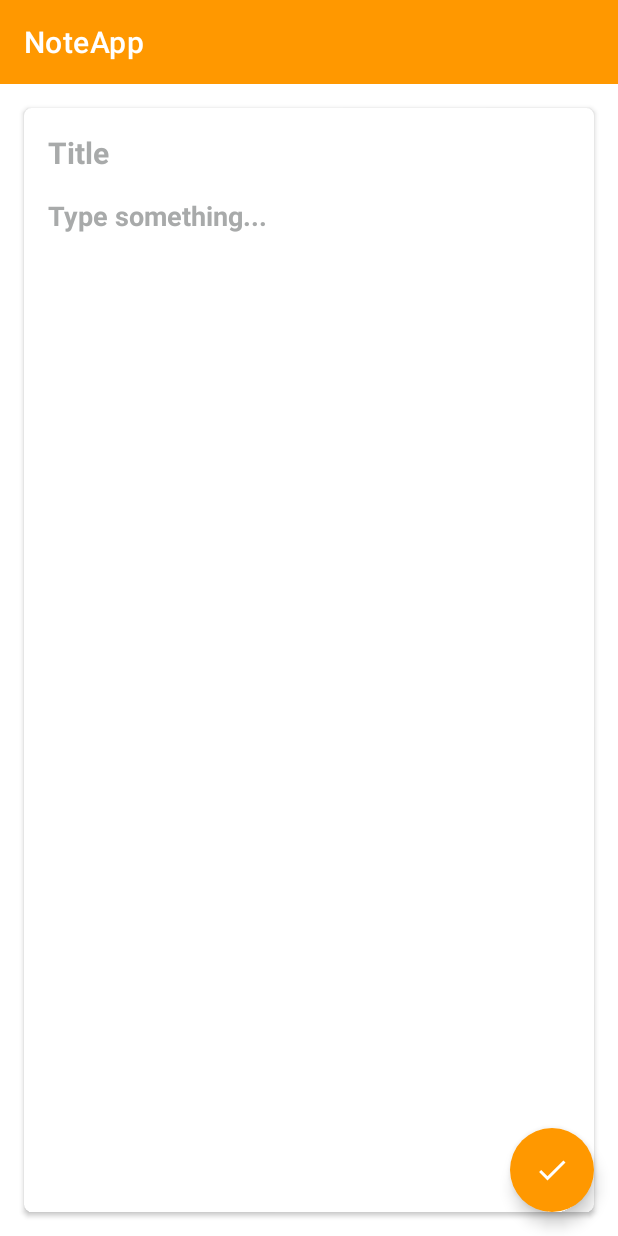
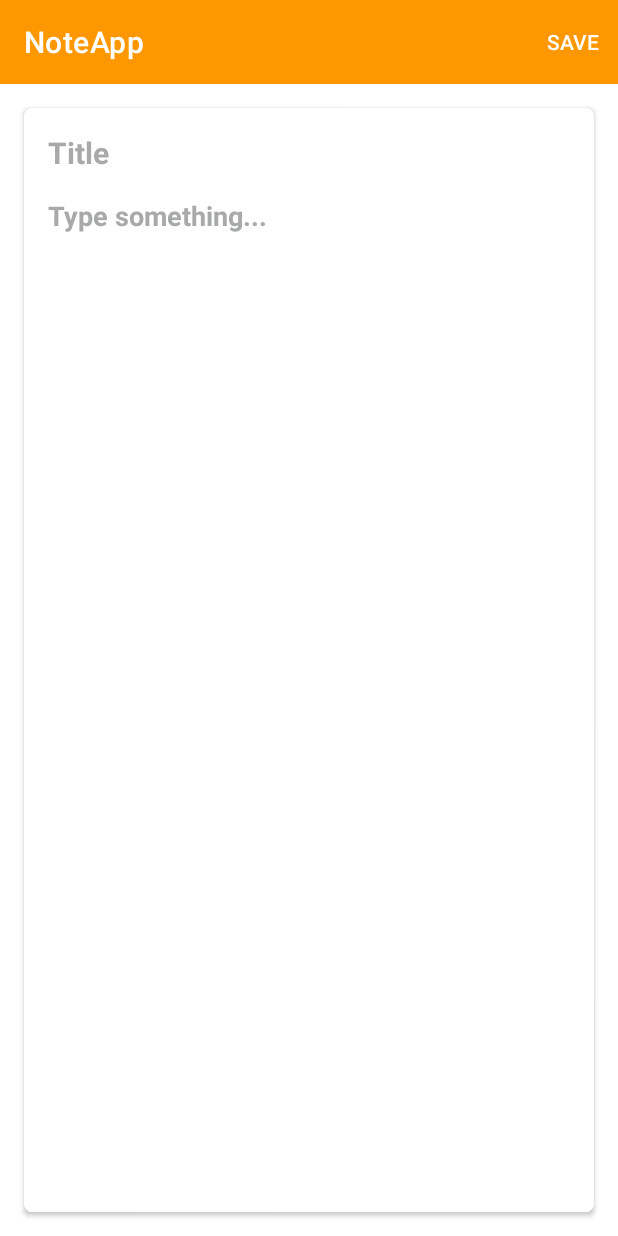
Before and after one commit to ivanvolkoff/NoteApp, an Android app: the screen it shows after launch (MainActivity), after a tap on an icon or button, on a phone screen of 412 x 824 dp. Run offline under Robolectric (Android 15) with nearby library versions, the phone set to English and light mode, and no system bars; our stand-ins replace Room's generated code.

Commit message:
final: -edit note -delete note -search note

```diff
--- a/src/main/AndroidManifest.xml
+++ b/src/main/AndroidManifest.xml
@@ -4,7 +4,7 @@
 
     <application
         android:allowBackup="true"
-        android:icon="@mipmap/ic_launcher"
+        android:icon="@drawable/logo"
         android:label="@string/app_name"
         android:roundIcon="@mipmap/ic_launcher_round"
         android:supportsRtl="true"
--- a/src/main/java/com/example/noteapp/MainActivity.kt
+++ b/src/main/java/com/example/noteapp/MainActivity.kt
@@ -1,12 +1,19 @@
 package com.example.noteapp
 
+import android.os.Bundle
 import androidx.appcompat.app.AppCompatActivity
-import android.os.Bundle
+import androidx.lifecycle.ViewModelProvider
 import com.example.noteapp.databinding.ActivityMainBinding
+import com.example.noteapp.db.NoteDatabase
+import com.example.noteapp.repository.NoteRepository
+import com.example.noteapp.viewmodel.NoteViewModel
+import com.example.noteapp.viewmodel.NoteViewModelProviderFactory
 
 class MainActivity : AppCompatActivity() {
 
     private lateinit var binding: ActivityMainBinding
+
+    lateinit var noteViewModel: NoteViewModel
 
 
     override fun onCreate(savedInstanceState: Bundle?) {
@@ -15,6 +22,15 @@ class MainActivity : AppCompatActivity() {
         setContentView(binding.root)
         setSupportActionBar(binding.toolbar)
 
+        setUpViewModel()
+
 
     }
+
+    private fun setUpViewModel() {
+        val noteRepository = NoteRepository(NoteDatabase(this))
+        val viewModelProviderFactory = NoteViewModelProviderFactory(application, noteRepository)
+        noteViewModel =
+            ViewModelProvider(this, viewModelProviderFactory).get(NoteViewModel::class.java)
+    }
 }
--- /dev/null
+++ b/src/main/java/com/example/noteapp/db/NoteDao.kt
@@ -0,0 +1,24 @@
+package com.example.noteapp.db
+
+import androidx.lifecycle.LiveData
+import androidx.room.*
+import com.example.noteapp.model.Note
+
+@Dao
+interface NoteDao {
+    @Insert(onConflict = OnConflictStrategy.REPLACE)
+    suspend fun insertNote(note: Note)
+
+    @Update
+    suspend fun updateNote(note: Note)
+
+    @Delete
+    suspend fun deleteNote(note: Note)
+
+    @Query("SELECT * FROM NOTES ORDER BY id DESC")
+    fun getAllNotes(): LiveData<List<Note>>
+
+    @Query("SELECT * FROM NOTES WHERE noteTitle LIKE :query OR noteBody LIKE:query")
+    fun searchNote(query: String?): LiveData<List<Note>>
+
+}
--- /dev/null
+++ b/src/main/java/com/example/noteapp/db/NoteDatabase.kt
@@ -0,0 +1,33 @@
+package com.example.noteapp.db
+
+import android.content.Context
+import androidx.room.Database
+import androidx.room.Room
+import androidx.room.RoomDatabase
+import com.example.noteapp.model.Note
+
+@Database(entities = [Note::class],version = 1)
+abstract class NoteDatabase:RoomDatabase (){
+
+    abstract fun getNoteDao():NoteDao
+
+    companion object{
+
+        @Volatile
+        private var instance: NoteDatabase? = null
+        private val LOCK = Any()
+
+        operator fun  invoke(context: Context) = instance?: synchronized(LOCK){
+            instance?:
+            createDatabase(context).also {
+                instance = it
+            }
+        }
+
+        private fun createDatabase(context: Context) = Room.databaseBuilder(
+            context.applicationContext,
+           NoteDatabase::class.java,
+            "note_db"
+        ).build()
+    }
+}
--- a/src/main/java/com/example/noteapp/fragments/HomeFragment.kt
+++ b/src/main/java/com/example/noteapp/fragments/HomeFragment.kt
@@ -2,16 +2,26 @@ package com.example.noteapp.fragments
 
 import android.os.Bundle
 import android.view.*
+import androidx.appcompat.widget.SearchView
+
 import androidx.fragment.app.Fragment
 import androidx.navigation.findNavController
+import androidx.recyclerview.widget.StaggeredGridLayoutManager
+import com.example.noteapp.MainActivity
 import com.example.noteapp.R
+import com.example.noteapp.adapter.NoteAdapter
 import com.example.noteapp.databinding.FragmentHomeBinding
+import com.example.noteapp.model.Note
+import com.example.noteapp.viewmodel.NoteViewModel
 
 
-class HomeFragment : Fragment(R.layout.fragment_home) {
+class HomeFragment : Fragment(R.layout.fragment_home), SearchView.OnQueryTextListener {
 
     private var _binding: FragmentHomeBinding? = null
     private val binding get() = _binding!!
+
+    private lateinit var noteViewModel: NoteViewModel
+    private lateinit var noteAdapter: NoteAdapter
 
 
     override fun onCreate(savedInstanceState: Bundle?) {
@@ -23,8 +33,11 @@ class HomeFragment : Fragment(R.layout.fragment_home) {
 
     override fun onCreateOptionsMenu(menu: Menu, inflater: MenuInflater) {
         super.onCreateOptionsMenu(menu, inflater)
-        inflater.inflate(R.menu.home_menu,menu)
+        inflater.inflate(R.menu.home_menu, menu)
+        val mMenuSearch = menu.findItem(R.id.menu_search).actionView as SearchView
+        mMenuSearch.setOnQueryTextListener(this)
     }
+
     override fun onCreateView(
         inflater: LayoutInflater, container: ViewGroup?,
         savedInstanceState: Bundle?
@@ -41,10 +54,49 @@ class HomeFragment : Fragment(R.layout.fragment_home) {
 
     override fun onViewCreated(view: View, savedInstanceState: Bundle?) {
         super.onViewCreated(view, savedInstanceState)
-        binding.fabNewNote.setOnClickListener{
-            mView ->
+        noteViewModel = (activity as MainActivity).noteViewModel
+
+        setUpRecyclerView()
+        binding.fabNewNote.setOnClickListener { mView ->
             mView.findNavController().navigate(R.id.action_homeFragment_to_newNoteFragment)
         }
+    }
+
+    private fun setUpRecyclerView() {
+        noteAdapter = NoteAdapter()
+
+        binding.recyclerView.apply {
+            layoutManager = StaggeredGridLayoutManager(
+                2,
+                StaggeredGridLayoutManager.VERTICAL
+            )
+
+            setHasFixedSize(true)
+            adapter = noteAdapter
+
+        }
+
+        activity?.let {
+            noteViewModel.getAllNote().observe(viewLifecycleOwner, { note ->
+                noteAdapter.differ.submitList(note)
+
+                updateUI(note)
+            })
+
+        }
+
+    }
+
+    private fun updateUI(note: List<Note>) {
+        if (note.isNotEmpty()) {
+            binding.recyclerView.visibility = View.VISIBLE
+            binding.tvNoNotes.visibility = View.GONE
+        } else {
+            binding.recyclerView.visibility = View.GONE
+            binding.tvNoNotes.visibility = View.VISIBLE
+        }
+
+
     }
 
     override fun onDestroy() {
@@ -52,5 +104,31 @@ class HomeFragment : Fragment(R.layout.fragment_home) {
         _binding = null
     }
 
+    private fun searchNotes(query: String) {
+        val searchQuery = "%$query%"
+        noteViewModel.searchNote(searchQuery).observe(this, { list ->
+
+            noteAdapter.differ.submitList(list)
+        })
+    }
+
+    override fun onQueryTextSubmit(query: String?): Boolean {
+        if(query!= null){
+            searchNotes(query)
+        }
+
+        return true
+
+    }
+
+    override fun onQueryTextChange(newText: String?): Boolean {
+        if(newText!= null){
+            searchNotes(newText)
+        }
+
+        return true
+
+    }
+
 
 }
--- a/src/main/java/com/example/noteapp/fragments/NewNoteFragment.kt
+++ b/src/main/java/com/example/noteapp/fragments/NewNoteFragment.kt
@@ -1,60 +1,90 @@
 package com.example.noteapp.fragments
 
 import android.os.Bundle
+import android.view.*
 import androidx.fragment.app.Fragment
-import android.view.LayoutInflater
-import android.view.View
-import android.view.ViewGroup
+import androidx.navigation.findNavController
+import com.example.noteapp.MainActivity
 import com.example.noteapp.R
+import com.example.noteapp.databinding.FragmentNewNoteBinding
+import com.example.noteapp.model.Note
+import com.example.noteapp.toast
+import com.example.noteapp.viewmodel.NoteViewModel
+import com.google.android.material.snackbar.Snackbar
 
-// TODO: Rename parameter arguments, choose names that match
-// the fragment initialization parameters, e.g. ARG_ITEM_NUMBER
-private const val ARG_PARAM1 = "param1"
-private const val ARG_PARAM2 = "param2"
+class NewNoteFragment : Fragment(R.layout.fragment_new_note) {
 
-/**
- * A simple [Fragment] subclass.
- * Use the [NewNoteFragment.newInstance] factory method to
- * create an instance of this fragment.
- */
-class NewNoteFragment : Fragment() {
-    // TODO: Rename and change types of parameters
-    private var param1: String? = null
-    private var param2: String? = null
+    private var _binding: FragmentNewNoteBinding? = null
+    private val binding get() = _binding!!
+
+    private lateinit var noteViewModel : NoteViewModel
+    private lateinit var mView: View
+
 
     override fun onCreate(savedInstanceState: Bundle?) {
         super.onCreate(savedInstanceState)
-        arguments?.let {
-            param1 = it.getString(ARG_PARAM1)
-            param2 = it.getString(ARG_PARAM2)
-        }
+        setHasOptionsMenu(true)
+
     }
+
+
 
     override fun onCreateView(
         inflater: LayoutInflater, container: ViewGroup?,
         savedInstanceState: Bundle?
     ): View? {
+
+
+        _binding = FragmentNewNoteBinding.inflate(inflater,container,false)
         // Inflate the layout for this fragment
-        return inflater.inflate(R.layout.fragment_new_note, container, false)
+        return binding.root
     }
 
-    companion object {
-        /**
-         * Use this factory method to create a new instance of
-         * this fragment using the provided parameters.
-         *
-         * @param param1 Parameter 1.
-         * @param param2 Parameter 2.
-         * @return A new instance of fragment NewNoteFragment.
-         */
-        // TODO: Rename and change types and number of parameters
-        @JvmStatic
-        fun newInstance(param1: String, param2: String) =
-            NewNoteFragment().apply {
-                arguments = Bundle().apply {
-                    putString(ARG_PARAM1, param1)
-                    putString(ARG_PARAM2, param2)
-                }
+    override fun onDestroy() {
+        super.onDestroy()
+        _binding = null
+    }
+
+    override fun onViewCreated(view: View, savedInstanceState: Bundle?) {
+        super.onViewCreated(view, savedInstanceState)
+
+        noteViewModel = (activity as MainActivity).noteViewModel
+
+        mView = view
+    }
+
+    private fun saveNote(view: View){
+        val noteTitle = binding.etNoteTitle.text.toString().trim()
+        val noteBody = binding.etNoteBody.text.toString().trim()
+
+        if(noteTitle.isNotEmpty()){
+            val note = Note(0,noteTitle,noteBody)
+            noteViewModel.addNote(note)
+            Snackbar.make(view,"Note saved successfully",
+            Snackbar.LENGTH_SHORT).show()
+
+            view.findNavController().navigate(R.id.action_newNoteFragment_to_homeFragment)
+        }
+        else{
+           activity?.toast("Please enter note title!")
+        }
+    }
+
+    override fun onOptionsItemSelected(item: MenuItem): Boolean {
+
+        when(item.itemId){
+            R.id.save_menu ->{
+                saveNote(mView)
             }
+        }
+        return super.onOptionsItemSelected(item)
     }
+
+
+    override fun onCreateOptionsMenu(menu: Menu, inflater: MenuInflater) {
+        super.onCreateOptionsMenu(menu, inflater)
+        inflater.inflate(R.menu.new_note_menu,menu)
+    }
+
+
 }
--- /dev/null
+++ b/src/main/java/com/example/noteapp/repository/NoteRepository.kt
@@ -0,0 +1,14 @@
+package com.example.noteapp.repository
+
+import com.example.noteapp.db.NoteDatabase
+import com.example.noteapp.model.Note
+
+class NoteRepository (private val db : NoteDatabase){
+
+    suspend fun insertNote(note: Note) = db.getNoteDao().insertNote(note)
+    suspend fun deleteNote(note: Note) = db.getNoteDao().deleteNote(note)
+    suspend fun updateNote(note: Note) = db.getNoteDao().updateNote(note)
+    fun getAllNotes() = db.getNoteDao().getAllNotes()
+    fun searchNote(query: String?) = db.getNoteDao().searchNote(query)
+
+}
--- /dev/null
+++ b/src/main/java/com/example/noteapp/viewmodel/NoteViewModel.kt
@@ -0,0 +1,36 @@
+package com.example.noteapp.viewmodel
+
+import android.app.Application
+import androidx.lifecycle.AndroidViewModel
+import androidx.lifecycle.viewModelScope
+import com.example.noteapp.model.Note
+import com.example.noteapp.repository.NoteRepository
+import kotlinx.coroutines.launch
+
+class NoteViewModel(
+    app: Application,
+    private val noteRepository: NoteRepository
+) : AndroidViewModel(app) {
+
+
+    fun addNote(note: Note) =
+        viewModelScope.launch {
+            noteRepository.insertNote(note)
+        }
+
+    fun deleteNote(note: Note) =
+        viewModelScope.launch {
+            noteRepository.deleteNote(note)
+        }
+
+    fun updateNote(note: Note) =
+        viewModelScope.launch {
+            noteRepository.updateNote(note)
+        }
+
+    fun getAllNote() = noteRepository.getAllNotes()
+
+    fun searchNote(query: String?) =
+        noteRepository.searchNote(query)
+
+}
--- /dev/null
+++ b/src/main/java/com/example/noteapp/viewmodel/NoteViewModelProviderFactory.kt
@@ -0,0 +1,16 @@
+package com.example.noteapp.viewmodel
+
+import android.app.Application
+import androidx.lifecycle.ViewModel
+import androidx.lifecycle.ViewModelProvider
+import com.example.noteapp.repository.NoteRepository
+
+class NoteViewModelProviderFactory(val app:Application,
+
+                                   private val noteRepository: NoteRepository):ViewModelProvider.Factory {
+    override fun <T : ViewModel?> create(modelClass: Class<T>): T {
+        return NoteViewModel(app,noteRepository) as T
+    }
+
+
+}
--- a/src/main/res/layout/fragment_new_note.xml
+++ b/src/main/res/layout/fragment_new_note.xml
@@ -62,17 +62,17 @@
 
     </LinearLayout>
 
-    <com.google.android.material.floatingactionbutton.FloatingActionButton
-        android:id="@+id/fab_done"
-        android:layout_width="wrap_content"
-        android:layout_height="wrap_content"
-        android:layout_marginEnd="16dp"
-        android:layout_marginBottom="16dp"
-        android:clickable="true"
-        android:backgroundTint="@color/colorPrimary"
-        android:tintMode="@color/white"
-        app:borderWidth="0dp"
-        android:src="@drawable/ic_done"
-        app:layout_constraintBottom_toBottomOf="parent"
-        app:layout_constraintEnd_toEndOf="parent" />
+<!--    <com.google.android.material.floatingactionbutton.FloatingActionButton-->
+<!--        android:id="@+id/fab_done"-->
+<!--        android:layout_width="wrap_content"-->
+<!--        android:layout_height="wrap_content"-->
+<!--        android:layout_marginEnd="16dp"-->
+<!--        android:layout_marginBottom="16dp"-->
+<!--        android:clickable="true"-->
+<!--        android:backgroundTint="@color/colorPrimary"-->
+<!--        android:tintMode="@color/white"-->
+<!--        app:borderWidth="0dp"-->
+<!--        android:src="@drawable/ic_done"-->
+<!--        app:layout_constraintBottom_toBottomOf="parent"-->
+<!--        app:layout_constraintEnd_toEndOf="parent" />-->
 </androidx.constraintlayout.widget.ConstraintLayout>
--- a/src/main/res/menu/home_menu.xml
+++ b/src/main/res/menu/home_menu.xml
@@ -6,6 +6,6 @@
         android:id="@+id/menu_search"
         android:icon="@drawable/ic_search_black_24dp"
         android:title="Search"
-        app:actionViewClass="android.widget.SearchView"
+        app:actionViewClass="androidx.appcompat.widget.SearchView"
         app:showAsAction="ifRoom"/>
 </menu>
--- a/src/main/res/navigation/nav_graph.xml
+++ b/src/main/res/navigation/nav_graph.xml
@@ -17,7 +17,9 @@
             app:exitAnim="@anim/slide_out_left" />
         <action
             android:id="@+id/action_homeFragment_to_updateFragment"
-            app:destination="@id/updateFragment" />
+            app:destination="@id/updateFragment"
+            app:enterAnim="@anim/slide_in_left"
+            app:exitAnim="@anim/slide_out_left" />
     </fragment>
     <fragment
         android:id="@+id/newNoteFragment"
@@ -28,9 +30,7 @@
             android:id="@+id/action_newNoteFragment_to_homeFragment"
             app:destination="@id/homeFragment"
             app:enterAnim="@anim/slide_in_right"
-            app:exitAnim="@anim/slide_out_left"
-            app:popEnterAnim="@anim/slide_in_left"
-            app:popExitAnim="@anim/slide_out_right" />
+            app:exitAnim="@anim/slide_out_right" />
     </fragment>
     <fragment
         android:id="@+id/updateFragment"
@@ -41,8 +41,10 @@
             android:id="@+id/action_updateFragment_to_homeFragment"
             app:destination="@id/homeFragment"
             app:enterAnim="@anim/slide_in_right"
-            app:exitAnim="@anim/slide_out_left"
-            app:popEnterAnim="@anim/slide_in_left"
-            app:popExitAnim="@anim/slide_out_right" />
+            app:exitAnim="@anim/slide_out_right"/>
+        <argument
+            android:name="note"
+            app:argType="com.example.noteapp.model.Note"
+            app:nullable="true" />
     </fragment>
 </navigation>
```
Also changed, not shown: src/main/java/com/example/noteapp/ShowToast.kt (added, +8 -0 lines), src/main/java/com/example/noteapp/adapter/NoteAdapter.kt (added, +70 -0 lines), src/main/java/com/example/noteapp/fragments/UpdateFragment.kt (+87 -39 lines), src/main/java/com/example/noteapp/model/Note.kt (added, +14 -0 lines), src/main/res/layout/note_layout_adapter.xml (added, +60 -0 lines), src/main/res/drawable/logo.png (added).
